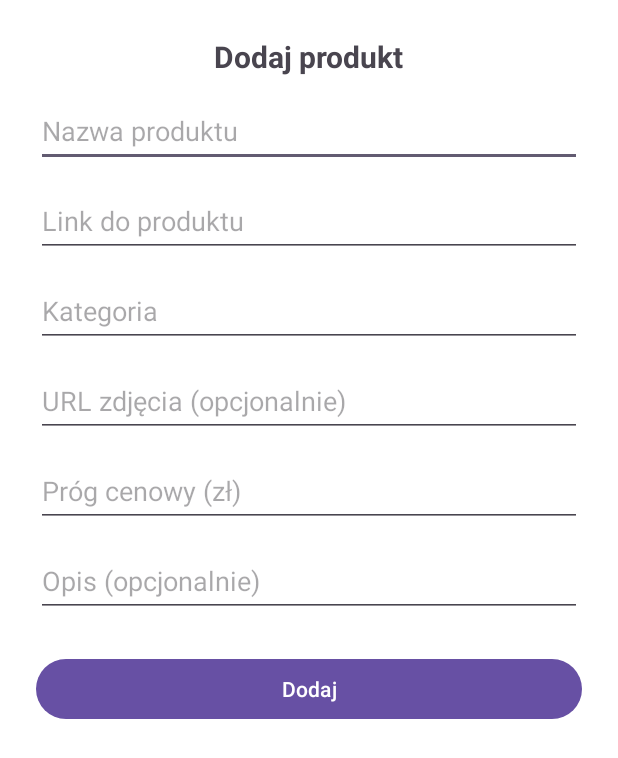
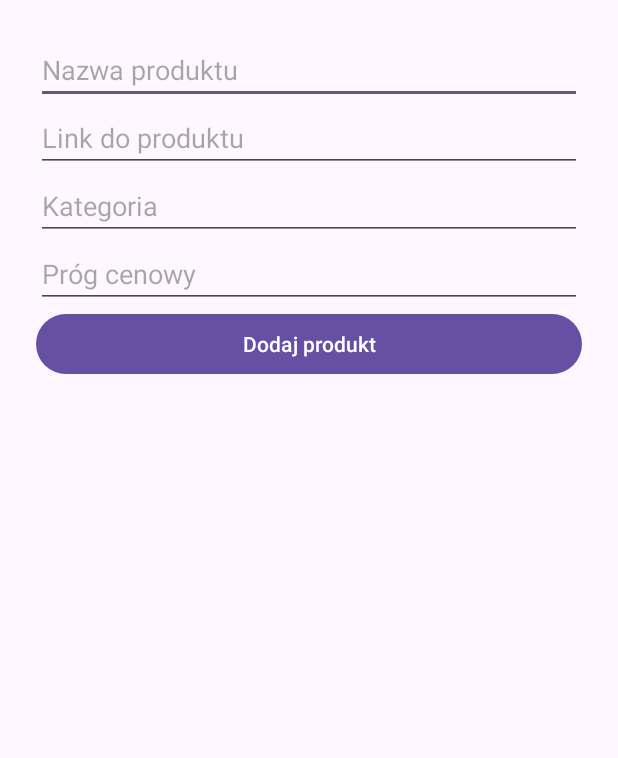
Before and after one commit to Antix22/lowcaokazji, an Android app: the AddProductActivity screen opened directly, with no data from a screen before it, on a phone screen of 412 x 824 dp. Shown: the top 758 px of the screen. Run offline under Robolectric (Android 15) with nearby library versions, the phone set to English and light mode, and no system bars; our stand-ins replace Room's generated code.

```diff
--- a/app/src/main/java/com/example/lowcaokazji/data/AppDatabase.java
+++ b/app/src/main/java/com/example/lowcaokazji/data/AppDatabase.java
@@ -2,16 +2,20 @@ package com.example.lowcaokazji.data;
 
 import android.content.Context;
 
+import androidx.annotation.NonNull;
 import androidx.room.Database;
 import androidx.room.Room;
 import androidx.room.RoomDatabase;
+import androidx.room.migration.Migration;
+import androidx.sqlite.db.SupportSQLiteDatabase;
 
-@Database(entities = {Product.class, HistoryEntry.class}, version = 1, exportSchema = false)
+@Database(entities = {Product.class, HistoryEntry.class}, version = 2, exportSchema = false)
 public abstract class AppDatabase extends RoomDatabase {
     private static volatile AppDatabase INSTANCE;
 
     public abstract WishlistDao wishlistDao();
     public abstract HistoryDao historyDao();
+
 
     public static AppDatabase getInstance(Context context) {
         if (INSTANCE == null) {
@@ -19,11 +23,20 @@ public abstract class AppDatabase extends RoomDatabase {
                 if (INSTANCE == null) {
                     INSTANCE = Room.databaseBuilder(context.getApplicationContext(),
                                     AppDatabase.class, "okazje_db")
-                            .fallbackToDestructiveMigration()
+                            .addMigrations(MIGRATION_1_2)
+                            .fallbackToDestructiveMigration() // możesz usunąć na produkcji!
                             .build();
                 }
             }
         }
         return INSTANCE;
     }
+
+    // MIGRACJA: dodanie kolumny username do history
+    static final Migration MIGRATION_1_2 = new Migration(1, 2) {
+        @Override
+        public void migrate(@NonNull SupportSQLiteDatabase database) {
+            database.execSQL("ALTER TABLE history ADD COLUMN username TEXT");
+        }
+    };
 }
--- a/app/src/main/java/com/example/lowcaokazji/data/HistoryEntry.java
+++ b/app/src/main/java/com/example/lowcaokazji/data/HistoryEntry.java
@@ -13,7 +13,7 @@ public class HistoryEntry {
     public double dealPrice;
     public long timestamp;
     public String message;
-    public String username; // <- dodaj to pole!
+    public String username; // <-- NOWE POLE
 
     public HistoryEntry(String productName, String shopName, double dealPrice, long timestamp, String message, String username) {
         this.productName = productName;
--- a/app/src/main/java/com/example/lowcaokazji/ui/HistoryActivity.java
+++ b/app/src/main/java/com/example/lowcaokazji/ui/HistoryActivity.java
@@ -2,6 +2,7 @@ package com.example.lowcaokazji.ui;
 
 import android.content.SharedPreferences;
 import android.os.Bundle;
+import android.util.Log;
 
 import androidx.appcompat.app.AppCompatActivity;
 import androidx.lifecycle.ViewModelProvider;
@@ -31,7 +32,5 @@ public class HistoryActivity extends AppCompatActivity {
 
         SharedPreferences prefs = getSharedPreferences("user_prefs", MODE_PRIVATE);
         String username = prefs.getString("username", "");
-
         historyViewModel.getAllHistoryForUser(username).observe(this, entries -> adapter.submitList(entries));
-    }
-}
+}}
--- a/app/src/main/java/com/example/lowcaokazji/ui/ProductDetailsActivity.java
+++ b/app/src/main/java/com/example/lowcaokazji/ui/ProductDetailsActivity.java
@@ -38,7 +38,7 @@ public class ProductDetailsActivity extends AppCompatActivity {
         ((TextView) findViewById(R.id.textProductName)).setText(product.name);
         ((TextView) findViewById(R.id.textProductCategory)).setText(product.category);
         ((TextView) findViewById(R.id.textProductPrice)).setText("Cena docelowa: " + product.targetPrice + " zł");
-        ((TextView) findViewById(R.id.textProductUrl)).setText(product.url);
-        ((TextView) findViewById(R.id.textProductDescription)).setText(product.description);
+ //       ((TextView) findViewById(R.id.textProductUrl)).setText(product.url);
+ //       ((TextView) findViewById(R.id.textProductDescription)).setText(product.description);
     }
 }
--- a/app/src/main/java/com/example/lowcaokazji/ui/adapters/WishlistAdapter.java
+++ b/app/src/main/java/com/example/lowcaokazji/ui/adapters/WishlistAdapter.java
@@ -40,9 +40,9 @@ public class WishlistAdapter extends ListAdapter<Product, WishlistAdapter.Produc
                     return oldItem.name.equals(newItem.name)
                             && oldItem.category.equals(newItem.category)
                             && oldItem.targetPrice == newItem.targetPrice
-                            && oldItem.url.equals(newItem.url)
-                            && ((oldItem.imageUri == null && newItem.imageUri == null) || (oldItem.imageUri != null && oldItem.imageUri.equals(newItem.imageUri)))
-                            && ((oldItem.description == null && newItem.description == null) || (oldItem.description != null && oldItem.description.equals(newItem.description)));
+                            && oldItem.url.equals(newItem.url);
+ //                           && ((oldItem.imageUri == null && newItem.imageUri == null) || (oldItem.imageUri != null && oldItem.imageUri.equals(newItem.imageUri)))
+   //                         && ((oldItem.description == null && newItem.description == null) || (oldItem.description != null && oldItem.description.equals(newItem.description)));
                 }
             };
 
--- a/app/src/main/res/layout/activity_add_product.xml
+++ b/app/src/main/res/layout/activity_add_product.xml
@@ -1,94 +1,39 @@
 <?xml version="1.0" encoding="utf-8"?>
-<androidx.constraintlayout.widget.ConstraintLayout
-    xmlns:android="http://schemas.android.com/apk/res/android"
-    xmlns:app="http://schemas.android.com/apk/res-auto"
-    android:id="@+id/addProductLayout"
+<LinearLayout xmlns:android="http://schemas.android.com/apk/res/android"
     android:layout_width="match_parent"
-    android:layout_height="match_parent"
-    android:padding="24dp"
-    android:background="@color/white">
-
-    <TextView
-        android:id="@+id/textViewAddTitle"
-        android:layout_width="wrap_content"
-        android:layout_height="wrap_content"
-        android:text="Dodaj produkt"
-        android:textSize="20sp"
-        android:textStyle="bold"
-        app:layout_constraintTop_toTopOf="parent"
-        app:layout_constraintBottom_toTopOf="@id/editProductName"
-        app:layout_constraintStart_toStartOf="parent"
-        app:layout_constraintEnd_toEndOf="parent"
-        android:layout_marginBottom="20dp"/>
+    android:layout_height="wrap_content"
+    android:orientation="vertical"
+    android:padding="24dp">
 
     <EditText
         android:id="@+id/editProductName"
-        android:layout_width="0dp"
-        android:layout_height="48dp"
-        android:hint="Nazwa produktu"
-        app:layout_constraintTop_toBottomOf="@id/textViewAddTitle"
-        app:layout_constraintStart_toStartOf="parent"
-        app:layout_constraintEnd_toEndOf="parent"
-        android:layout_marginTop="12dp"/>
+        android:layout_width="match_parent"
+        android:layout_height="wrap_content"
+        android:hint="Nazwa produktu" />
 
     <EditText
         android:id="@+id/editProductUrl"
-        android:layout_width="0dp"
-        android:layout_height="48dp"
+        android:layout_width="match_parent"
+        android:layout_height="wrap_content"
         android:hint="Link do produktu"
-        app:layout_constraintTop_toBottomOf="@id/editProductName"
-        app:layout_constraintStart_toStartOf="parent"
-        app:layout_constraintEnd_toEndOf="parent"
-        android:layout_marginTop="12dp"/>
+        android:inputType="textUri" />
 
     <EditText
         android:id="@+id/editProductCategory"
-        android:layout_width="0dp"
-        android:layout_height="48dp"
-        android:hint="Kategoria"
-        app:layout_constraintTop_toBottomOf="@id/editProductUrl"
-        app:layout_constraintStart_toStartOf="parent"
-        app:layout_constraintEnd_toEndOf="parent"
-        android:layout_marginTop="12dp"/>
-
-    <EditText
-        android:id="@+id/editProductImage"
-        android:layout_width="0dp"
-        android:layout_height="48dp"
-        android:hint="URL zdjęcia (opcjonalnie)"
-        app:layout_constraintTop_toBottomOf="@id/editProductCategory"
-        app:layout_constraintStart_toStartOf="parent"
-        app:layout_constraintEnd_toEndOf="parent"
-        android:layout_marginTop="12dp"/>
+        android:layout_width="match_parent"
+        android:layout_height="wrap_content"
+        android:hint="Kategoria" />
 
     <EditText
         android:id="@+id/editProductTargetPrice"
-        android:layout_width="0dp"
-        android:layout_height="48dp"
-        android:hint="Próg cenowy (zł)"
-        android:inputType="numberDecimal"
-        app:layout_constraintTop_toBottomOf="@id/editProductImage"
-        app:layout_constraintStart_toStartOf="parent"
-        app:layout_constraintEnd_toEndOf="parent"
-        android:layout_marginTop="12dp"/>
-
-    <EditText
-        android:id="@+id/editProductDescription"
-        android:layout_width="0dp"
-        android:layout_height="48dp"
-        android:hint="Opis (opcjonalnie)"
-        app:layout_constraintTop_toBottomOf="@id/editProductTargetPrice"
-        app:layout_constraintStart_toStartOf="parent"
-        app:layout_constraintEnd_toEndOf="parent"
-        android:layout_marginTop="12dp"/>
+        android:layout_width="match_parent"
+        android:layout_height="wrap_content"
+        android:hint="Próg cenowy"
+        android:inputType="numberDecimal" />
 
     <Button
         android:id="@+id/buttonAddProduct"
-        android:layout_width="0dp"
+        android:layout_width="match_parent"
         android:layout_height="wrap_content"
-        android:text="Dodaj"
-        app:layout_constraintTop_toBottomOf="@id/editProductDescription"
-        app:layout_constraintStart_toStartOf="parent"
-        app:layout_constraintEnd_toEndOf="parent"
-        android:layout_marginTop="24dp"/>
-</androidx.constraintlayout.widget.ConstraintLayout>
+        android:text="Dodaj produkt" />
+</LinearLayout>
```
Also changed, not shown: app/src/main/java/com/example/lowcaokazji/data/Product.java (+2 -6 lines), app/src/main/java/com/example/lowcaokazji/ui/AddProductActivity.java (+4 -44 lines), app/src/main/java/com/example/lowcaokazji/workers/PriceCheckWorker.java (+12 -5 lines).
